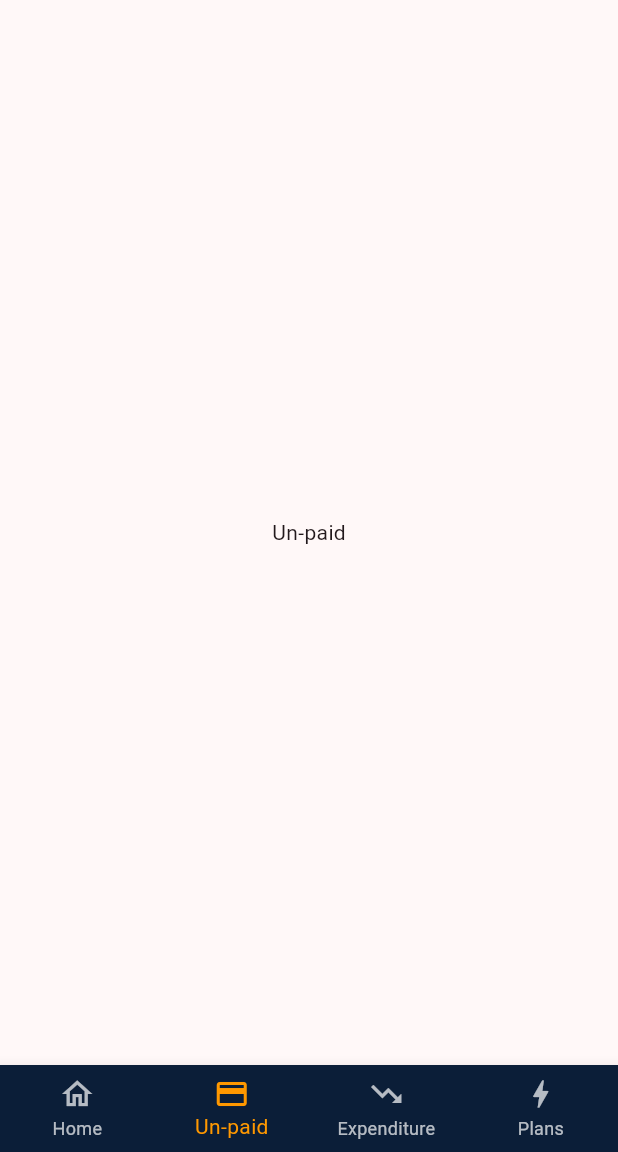
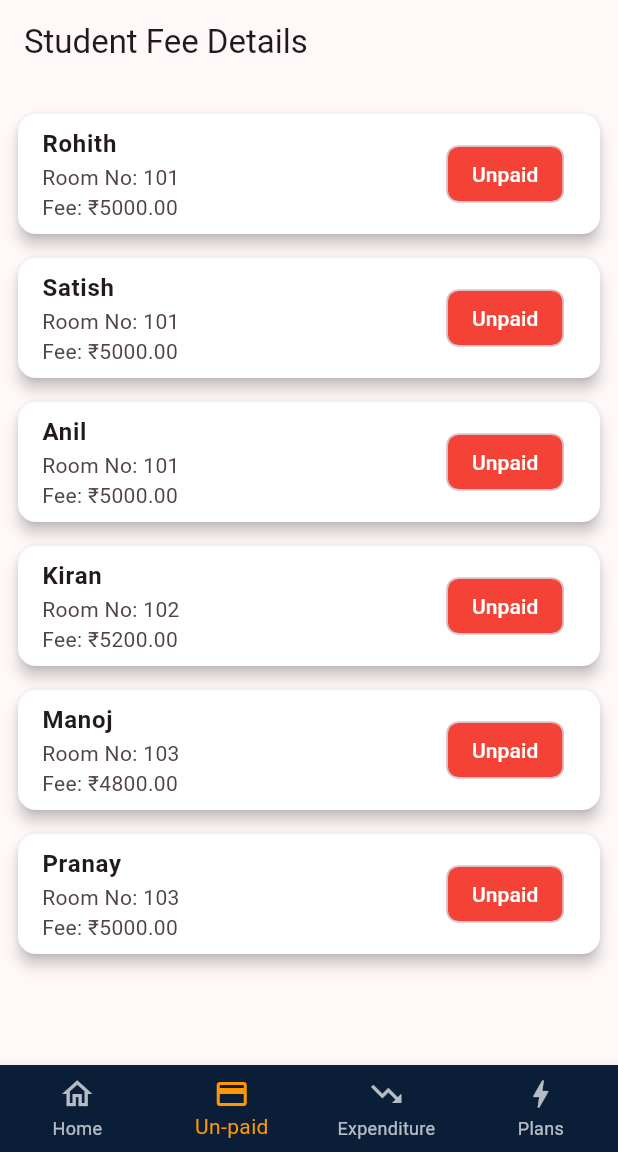
Before and after one commit to RANGAROHITH-2006/HostelMate, a Flutter app: the MainScreen screen opened by its route, item 2 of the bottom bar chosen, after a tap on the "menu" icon, after a tap on "Students", on a phone screen of 412 x 824 dp, the part 84-1236 px from its top. Run offline on Flutter 3.47's test engine with Material 3 defaults, Android fonts, the phone set to English and light mode, and no system bars; our stand-ins replace flutter_riverpod, go_router, shared_preferences, supabase_flutter; accounts and stored records are empty.

Commit message:
floorcard and rooms updated

```diff
--- a/lib/Authentication/loginpage.dart
+++ b/lib/Authentication/loginpage.dart
@@ -42,6 +42,7 @@ class _LoginpageState extends ConsumerState<Loginpage> {
   @override
   Widget build(BuildContext context) {
     return Scaffold(
+      resizeToAvoidBottomInset: false,
       body: Stack(
         children: [
           Positioned(
--- a/lib/Authentication/signuppage.dart
+++ b/lib/Authentication/signuppage.dart
@@ -42,6 +42,7 @@ class _SignUpPageState extends ConsumerState<SignUpPage> {
   @override
   Widget build(BuildContext context) {
     return Scaffold(
+      resizeToAvoidBottomInset: false,
       body: Stack(
         children: [
           Positioned(
--- a/lib/homescreens/roomdetails/studentspage.dart
+++ b/lib/homescreens/roomdetails/studentspage.dart
@@ -32,7 +32,6 @@ class RoomDetailsScreen extends ConsumerWidget {
             return Column(
               crossAxisAlignment: CrossAxisAlignment.start,
               children: [
-                // Room Info
                 Row(
                   children: [
                     const Icon(Icons.person),
@@ -101,7 +100,6 @@ class RoomDetailsScreen extends ConsumerWidget {
                 Center(
                   child: ElevatedButton.icon(
                     onPressed: () {
-                      // Add student logic
                     },
                     icon: const Icon(Icons.person_add),
                     label: const Text("Add Student"),
--- a/lib/router.dart
+++ b/lib/router.dart
@@ -6,7 +6,7 @@ import 'package:hostelmate/screens/mainscreen.dart';
 
 final route = GoRouter(
   initialLocation: '/loginpage',
-  redirect: (context, state) {
+    redirect: (context, state) {
       final isLoggedIn = LoginSession.loggedIn;
       final loggingIn = state.matchedLocation == '/loginpage' || state.matchedLocation == '/signuppage';
 
--- a/lib/screens/mainscreen.dart
+++ b/lib/screens/mainscreen.dart
@@ -1,6 +1,8 @@
 import 'package:flutter/material.dart';
 import 'package:hostelmate/Authentication/loginpage.dart';
 import 'package:hostelmate/homescreens/navigatorpage.dart';
+import 'package:hostelmate/screens/screenpages/expenditure.dart';
+import 'package:hostelmate/screens/screenpages/unpaidstatus.dart';
 import 'package:hostelmate/staticscreens/sidenavbar.dart';
 import 'package:hostelmate/staticscreens/profilemenu.dart';
 import 'package:shared_preferences/shared_preferences.dart';
@@ -23,10 +25,10 @@ class _DashboardScreenState extends State<MainScreen> {
     await prefs.clear();
   }
 
-  final List<Widget> _screens = const [
+  final List<Widget> _screens =  [
     NavigatorPage(),
-    Center(child: Text("Un-paid")),
-    Center(child: Text("Expenditure")),
+    Unpaidstatus(),
+    Expenditure(),
     Center(child: Text("Plans")),
   ];
 
--- a/lib/screens/screenpages/homepage.dart
+++ b/lib/screens/screenpages/homepage.dart
@@ -1,36 +1,56 @@
 import 'package:flutter/material.dart';
+import 'package:flutter_riverpod/flutter_riverpod.dart';
 import 'package:hostelmate/homescreens/floordetails/floors_rooms.dart';
 import 'package:hostelmate/staticscreens/dashboardcards.dart';
+import 'package:hostelmate/providers/hostel_provider.dart';
 
 
-class HomePageScreen extends StatefulWidget {
+class HomePageScreen extends ConsumerStatefulWidget {
   final VoidCallback onRoomTap;
   const HomePageScreen({super.key, required this.onRoomTap});
 
   @override
-  State<HomePageScreen> createState() => _HomePageScreenState();
+  ConsumerState<HomePageScreen> createState() => _HomePageScreenState();
 }
 
-class _HomePageScreenState extends State<HomePageScreen> {
+class _HomePageScreenState extends ConsumerState<HomePageScreen> {
   void handleMenuSelection(String label) {
     print("Selected: $label");
   }
 
   @override
   Widget build(BuildContext context) {
+    final hostelIdAsync = ref.watch(hostelIdProvider);
+    final hostelNameAsync = ref.watch(hostelNameProvider);
+
     return Scaffold(
       body: Padding(
         padding: const EdgeInsets.all(14),
         child: Column(
           children: [
             SizedBox(height: 10),
-            Text('Welcome back to name', style: TextStyle(fontSize: 24)),
+            hostelNameAsync.when(
+              data: (hostelName) => Text(
+                'Welcome back to ${hostelName ?? 'Hostel'}',
+                style: TextStyle(fontSize: 24)
+              ),
+              loading: () => Text('Welcome back to Hostel', style: TextStyle(fontSize: 24)),
+              error: (_, __) => Text('Welcome back to Hostel', style: TextStyle(fontSize: 24)),
+            ),
             DashboardCards(),
             Expanded(
-              child: FloorsAndRoomsPage(
-                onRoomTap: widget.onRoomTap ,
-                hostelId: '395bc6e2-c506-4939-a07b-23a03ec494d0',
-                floorId:'5589ea91-b1da-4e62-b485-92a7798b146e'
+              child: hostelIdAsync.when(
+                data: (hostelId) {
+                  if (hostelId == null) {
+                    return Center(child: Text('No hostel data found'));
+                  }
+                  return FloorsAndRoomsPage(
+                    onRoomTap: widget.onRoomTap,
+                    hostelId: hostelId,
+                  );
+                },
+                loading: () => Center(child: CircularProgressIndicator()),
+                error: (error, _) => Center(child: Text('Error: $error')),
               ),
             ),
           ],
--- /dev/null
+++ b/lib/screens/screenpages/unpaidstatus.dart
@@ -0,0 +1,66 @@
+import 'package:flutter/material.dart';
+
+class Student {
+  final String name;
+  final String roomNumber;
+  final double feeAmount;
+  final bool isUnpaid;
+
+  Student({
+    required this.name,
+    required this.roomNumber,
+    required this.feeAmount,
+    required this.isUnpaid,
+  });
+}
+
+class Unpaidstatus extends StatelessWidget {
+   Unpaidstatus({super.key});
+
+  final List<Student> students = [
+     Student(name: 'Rohith', roomNumber: '101', feeAmount: 5000, isUnpaid: true),
+     Student(name: 'Satish', roomNumber: '101', feeAmount: 5000, isUnpaid: true),
+     Student(name: 'Anil', roomNumber: '101', feeAmount: 5000, isUnpaid: true),
+     Student(name: 'Kiran', roomNumber: '102', feeAmount: 5200, isUnpaid: true),
+     Student(name: 'Manoj', roomNumber: '103', feeAmount: 4800, isUnpaid: true),
+     Student(name: 'Pranay', roomNumber: '103', feeAmount: 5000, isUnpaid: true),
+  ];
+
+
+  @override
+  Widget build(BuildContext context) {
+    return Scaffold(
+      appBar: AppBar(title: const Text('Student Fee Details')),
+      body: ListView.builder(
+        padding: const EdgeInsets.all(12),
+        itemCount: students.length,
+        itemBuilder: (context, index) {
+          final student = students[index];
+          return Card(
+            color: Colors.white,
+            elevation: 4,
+            margin: const EdgeInsets.symmetric(vertical: 8),
+            shape: RoundedRectangleBorder(borderRadius: BorderRadius.circular(12)),
+            child: ListTile(
+              title: Text(student.name, style: const TextStyle(fontWeight: FontWeight.bold)),
+              subtitle: Column(
+                crossAxisAlignment: CrossAxisAlignment.start,
+                children: [
+                  Text('Room No: ${student.roomNumber}'),
+                  Text('Fee: ₹${student.feeAmount.toStringAsFixed(2)}'),
+                ],
+              ),
+              trailing: Chip(
+                label: Text(
+                  student.isUnpaid ? 'Unpaid' : 'Paid',
+                  style: const TextStyle(color: Colors.white),
+                ),
+                backgroundColor: student.isUnpaid ? Colors.red : Colors.green,
+              ),
+            ),
+          );
+        },
+      ),
+    );
+  }
+}
--- a/lib/services/roomservices.dart
+++ b/lib/services/roomservices.dart
@@ -25,7 +25,12 @@ class RoomService {
   }
 
   Future<void> deleteRoom(String roomId) async {
-    await Supabase.instance.client.from('rooms').delete().eq('id', roomId);
+   try {
+      await Supabase.instance.client.from('rooms').delete().eq('id', roomId);
+    } catch (e) {
+      print('Error deleting room: $e');
+      throw Exception('Failed to delete room: $e');
+    }
   }
 
 
```
Also changed, not shown: lib/homescreens/floordetails/floorcard.dart (+20 -2 lines), lib/homescreens/floordetails/floors_rooms.dart (+15 -6 lines), lib/homescreens/floordetails/roomscard.dart (+3 -12 lines), lib/popupdialogs/floordialog.dart (+4 -5 lines), lib/providers/floor_provider.dart (+10 -4 lines), lib/providers/hostel_provider.dart (added, +31 -0 lines), lib/providers/rooms_provider.dart (+25 -1 lines), lib/screens/screenpages/expenditure.dart (added, +62 -0 lines), lib/services/floorservices.dart (+6 -1 lines), lib/services/hostelservices.dart (added, +47 -0 lines).
